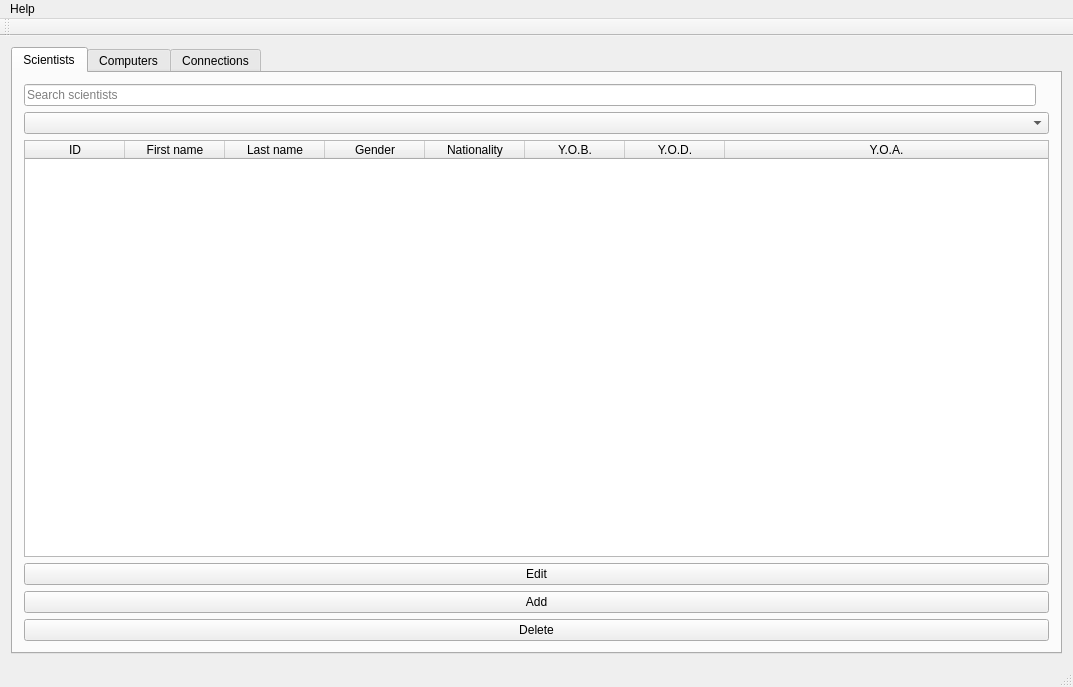
Old version of the form Gui-Vln-2016/mainwindow.ui in the repository ivark16/Vln-2016.
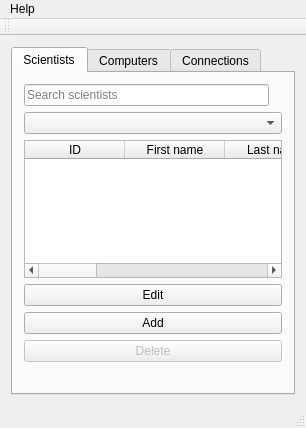
New version of the form. The open tabs and pages were chosen to show the change.

Commit message: Klara delete

Patch:
```diff
--- a/Gui-Vln-2016/mainwindow.ui
+++ b/Gui-Vln-2016/mainwindow.ui
@@ -2,12 +2,15 @@
 <ui version="4.0">
  <class>MainWindow</class>
  <widget class="QMainWindow" name="MainWindow">
+  <property name="enabled">
+   <bool>true</bool>
+  </property>
   <property name="geometry">
    <rect>
     <x>0</x>
     <y>0</y>
-    <width>1073</width>
-    <height>687</height>
+    <width>306</width>
+    <height>428</height>
    </rect>
   </property>
   <property name="baseSize">
@@ -132,11 +135,21 @@
         </item>
         <item>
          <widget class="QPushButton" name="pushButtonDeleteScientist">
+          <property name="enabled">
+           <bool>false</bool>
+          </property>
           <property name="text">
            <string>Delete</string>
           </property>
          </widget>
         </item>
+        <item>
+         <widget class="QLabel" name="labelErrorMessageForDelete">
+          <property name="text">
+           <string/>
+          </property>
+         </widget>
+        </item>
        </layout>
       </widget>
       <widget class="QWidget" name="tabComputer">
@@ -321,7 +334,7 @@
     <rect>
      <x>0</x>
      <y>0</y>
-     <width>1073</width>
+     <width>306</width>
      <height>17</height>
     </rect>
    </property>
```
Left out of the diff: 2 changed lines with no effect on the pictures. The commit also changes 2 other files.
